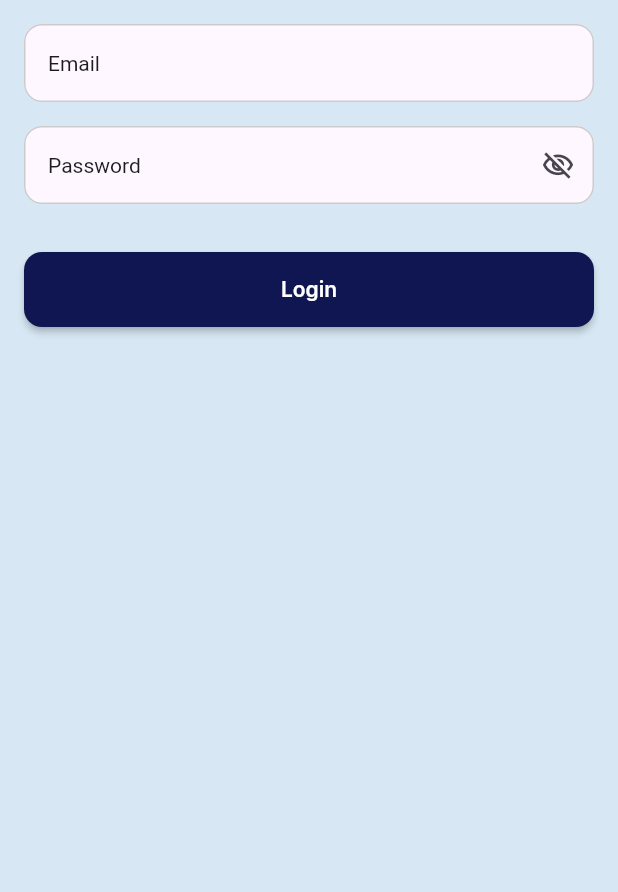
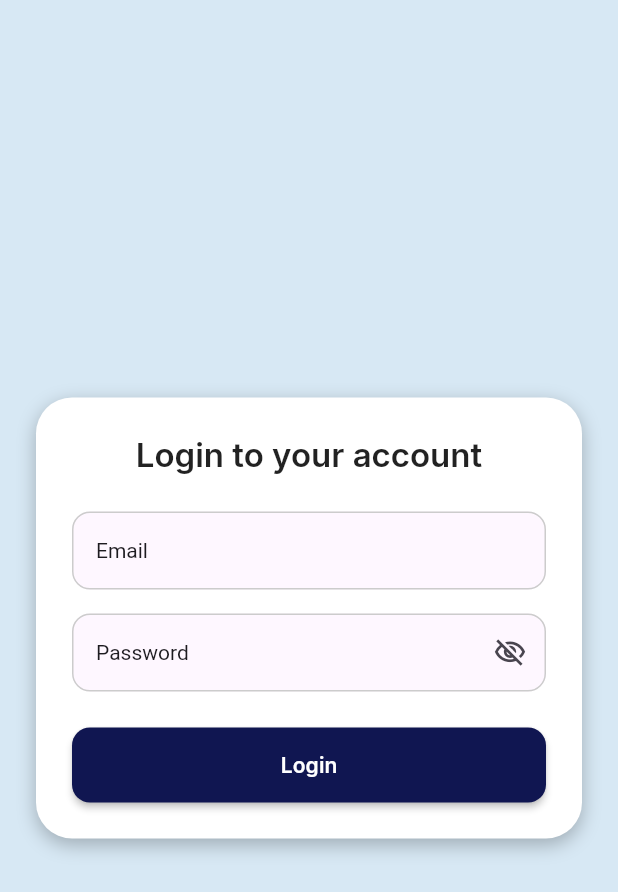
Before and after one commit to BreadWithJam/ISeeYou, a Flutter app: the screen it shows after launch, after a tap on "SignUp", after a tap on "Sign In", on a phone screen of 412 x 824 dp. Shown: the top 892 px of the screen. Run offline on Flutter 3.47's test engine with Material 3 defaults, Android fonts, the light colour scheme and no system bars; our stand-ins replace cloud_firestore, firebase_auth, firebase_core, firebase_storage, google_fonts, image_picker; accounts and stored records are empty.

Commit message:
Fixed the resend verification email

```diff
--- a/lib/Tabs/Login.dart
+++ b/lib/Tabs/Login.dart
@@ -1,9 +1,8 @@
 import 'package:flutter/material.dart';
 import 'package:google_fonts/google_fonts.dart';
-//import 'package:cloud_firestore/cloud_firestore.dart';
 import 'package:firebase_auth/firebase_auth.dart';
-//import 'package:i_see_you/Tabs/Notifications.dart';
 import 'package:iseeyou_2/Tabs/History.dart';
+import 'dart:async';
 
 class Login extends StatefulWidget {
   @override
@@ -11,6 +10,12 @@ class Login extends StatefulWidget {
 }
 
 class _LoginState extends State<Login> {
+  @override
+  void dispose() {
+    _resendTimer?.cancel();
+    super.dispose();
+  }
+
   final _formKey = GlobalKey<FormState>();
 
   final TextEditingController _emailController = TextEditingController();
@@ -18,6 +23,9 @@ class _LoginState extends State<Login> {
 
   bool _passwordVisible = false;
   bool _showResendButton = false;
+  bool _resendDisabled = false;
+  int _resendCountdown = 0;
+  Timer? _resendTimer;
 
   final FirebaseAuth auth = FirebaseAuth.instance;
 
@@ -37,12 +45,7 @@ class _LoginState extends State<Login> {
           _showResendButton = true;
         });
 
-        ScaffoldMessenger.of(context).showSnackBar(
-          SnackBar(
-            content: Text('Please verify your email before logging in.'),
-            backgroundColor: Colors.red,
-          ),
-        );
+        _showPopup(context, 'Please verify your email before logging in.');
         return;
       }
 
@@ -52,29 +55,68 @@ class _LoginState extends State<Login> {
         MaterialPageRoute(builder: (context) => History()),
       );
     } on FirebaseAuthException catch (e) {
-      String errormessage;
+      String errorMessage;
       if (e.code == 'user-not-found') {
-        errormessage = "User not found";
+        errorMessage = "User not found";
       } else if (e.code == 'wrong-password') {
-        errormessage = "Password incorrect";
+        errorMessage = "Password incorrect";
       } else {
-        errormessage = 'Login failed: ${e.message}';
+        errorMessage = 'Login failed: Please make sure your email and password are correct';
       }
 
-      ScaffoldMessenger.of(context).showSnackBar(
-        SnackBar(content: Text(errormessage), backgroundColor: Colors.red),
-      );
+      _showPopup(context, errorMessage);
 
       print('FirebaseAuthException code: ${e.code}');
       print('FirebaseAuthException message: ${e.message}');
     }
   }
 
+  void _startResendCooldown() {
+    setState(() {
+      _resendDisabled = true;
+      _resendCountdown = 60;
+    });
+
+    _resendTimer?.cancel();
+    _resendTimer = Timer.periodic(Duration(seconds: 1), (timer) {
+      setState(() {
+        _resendCountdown--;
+        if (_resendCountdown == 0) {
+          _resendDisabled = false;
+          _resendTimer?.cancel();
+        }
+      });
+    });
+  }
+
+  void _showPopup(BuildContext context, String message) {
+    showDialog(
+      context: context,
+      builder: (context) {
+        return AlertDialog(
+          shape: RoundedRectangleBorder(
+              borderRadius: BorderRadius.circular(16)),
+          content: Text(message, textAlign: TextAlign.center),
+          actions: [
+            TextButton(
+              onPressed: () => Navigator.of(context).pop(),
+              child: const Text('OK'),
+            ),
+          ],
+        );
+      },
+    );
+  }
+
+
   String? emailValidator(String? value) {
-    if (value == null || value.trim().isEmpty) return 'Email cannot be empty';
+    if (value == null || value
+        .trim()
+        .isEmpty) return 'Email cannot be empty';
 
     final emailCheck = RegExp(r'^[^@]+@[^@]+\.[^@]+');
-    if (!emailCheck.hasMatch(value.trim())) return 'Enter a valid email address';
+    if (!emailCheck.hasMatch(value.trim()))
+      return 'Enter a valid email address';
 
     return null;
   }
@@ -86,8 +128,12 @@ class _LoginState extends State<Login> {
 
   @override
   Widget build(BuildContext context) {
-    final textTheme = Theme.of(context).textTheme;
-    final colorScheme = Theme.of(context).colorScheme;
+    final textTheme = Theme
+        .of(context)
+        .textTheme;
+    final colorScheme = Theme
+        .of(context)
+        .colorScheme;
 
     InputDecoration inputDecoration(String label, String hint) {
       return InputDecoration(
@@ -126,12 +172,40 @@ class _LoginState extends State<Login> {
     return Scaffold(
       backgroundColor: Color(0xFFD7E8F4),
       body: SafeArea(
-        child: Padding(
-          padding: const EdgeInsets.all(16.0),
+        child: Center(
+          child: SingleChildScrollView(
+            child: Container(
+              padding: const EdgeInsets.all(24),
+              margin: const EdgeInsets.symmetric(horizontal: 24),
+              decoration: BoxDecoration(
+                color: Colors.white,
+                borderRadius: BorderRadius.circular(24),
+                boxShadow: [
+                  BoxShadow(
+                    color: Colors.black26,
+                    blurRadius: 10,
+                    offset: Offset(0, 4),
+                  ),
+                ],
+              ),
               child: Form(
                 key: _formKey,
-            child: ListView(
+                child: Column(
+                  mainAxisSize: MainAxisSize.min,
+                  crossAxisAlignment: CrossAxisAlignment.start,
                   children: [
+                    Center(
+                      child: Text(
+                        'Login to your account',
+                        style: GoogleFonts.inter(
+                          textStyle: textTheme.titleLarge!.copyWith(
+                            fontWeight: FontWeight.w600,
+                            color: Colors.black87,
+                          ),
+                        ),
+                      ),
+                    ),
+                    const SizedBox(height: 24),
                     TextFormField(
                       controller: _emailController,
                       keyboardType: TextInputType.emailAddress,
@@ -140,18 +214,23 @@ class _LoginState extends State<Login> {
                       style: GoogleFonts.inter(textStyle: inputTextStyle()),
                       validator: emailValidator,
                     ),
-                SizedBox(height: 16),
+                    const SizedBox(height: 16),
                     TextFormField(
                       controller: _passwordController,
                       keyboardType: TextInputType.visiblePassword,
                       textInputAction: TextInputAction.done,
                       obscureText: !_passwordVisible,
                       autofillHints: [AutofillHints.password],
-                  decoration: inputDecoration('Password', 'Enter your password').copyWith(
+                      decoration: inputDecoration(
+                          'Password', 'Enter your password').copyWith(
                         suffixIcon: InkWell(
-                      onTap: () => setState(() => _passwordVisible = !_passwordVisible),
+                          onTap: () =>
+                              setState(() =>
+                              _passwordVisible = !_passwordVisible),
                           child: Icon(
-                        _passwordVisible ? Icons.visibility_outlined : Icons.visibility_off_outlined,
+                            _passwordVisible
+                                ? Icons.visibility_outlined
+                                : Icons.visibility_off_outlined,
                             size: 22,
                           ),
                         ),
@@ -159,7 +238,7 @@ class _LoginState extends State<Login> {
                       style: GoogleFonts.inter(textStyle: inputTextStyle()),
                       validator: passwordValidator,
                     ),
-                SizedBox(height: 32),
+                    const SizedBox(height: 24),
                     ElevatedButton(
                       onPressed: () {
                         if (_formKey.currentState?.validate() ?? false) {
@@ -179,7 +258,6 @@ class _LoginState extends State<Login> {
                         style: GoogleFonts.inter(
                           textStyle: textTheme.titleSmall!.copyWith(
                             color: colorScheme.onPrimary,
-                        letterSpacing: 0.0,
                             fontWeight: FontWeight.w600,
                           ),
                         ),
@@ -188,7 +266,9 @@ class _LoginState extends State<Login> {
                     if (_showResendButton) ...[
                       SizedBox(height: 16),
                       TextButton(
-                    onPressed: () async {
+                        onPressed: _resendDisabled
+                            ? null
+                            : () async {
                           final email = _emailController.text.trim();
                           final password = _passwordController.text.trim();
 
@@ -208,13 +288,8 @@ class _LoginState extends State<Login> {
                                   backgroundColor: Colors.green,
                                 ),
                               );
-                        } else {
-                          ScaffoldMessenger.of(context).showSnackBar(
-                            SnackBar(
-                              content: Text('Email is already verified or account not found.'),
-                              backgroundColor: Colors.orange,
-                            ),
-                          );
+
+                              _startResendCooldown(); // Start timer here
                             }
                           } on FirebaseAuthException catch (e) {
                             ScaffoldMessenger.of(context).showSnackBar(
@@ -226,9 +301,11 @@ class _LoginState extends State<Login> {
                           }
                         },
                         child: Text(
-                      'Resend Verification Email',
+                          _resendDisabled
+                              ? 'Resend in $_resendCountdown s'
+                              : 'Resend Verification Email',
                           style: TextStyle(
-                        color: Colors.blue,
+                            color: _resendDisabled ? Colors.grey : Colors.blue,
                             fontWeight: FontWeight.bold,
                           ),
                         ),
@@ -239,6 +316,8 @@ class _LoginState extends State<Login> {
               ),
             ),
           ),
+        ),
+      ),
     );
   }
 }
```
Lines whose indentation alone changed are shown as unchanged.
